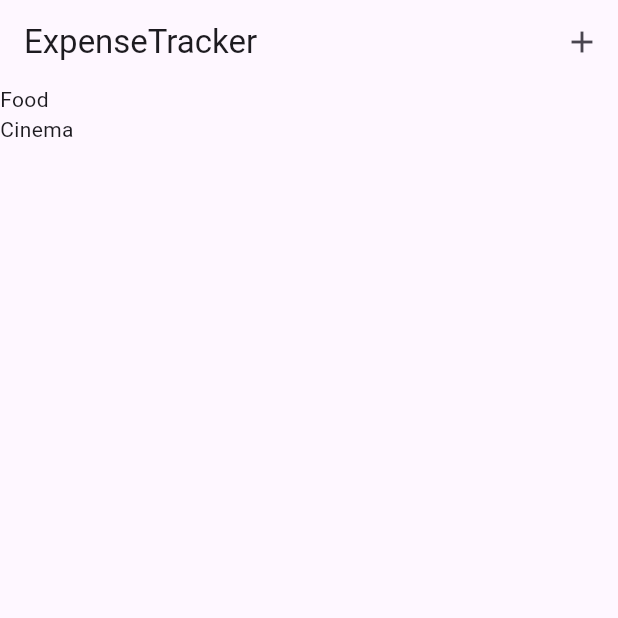
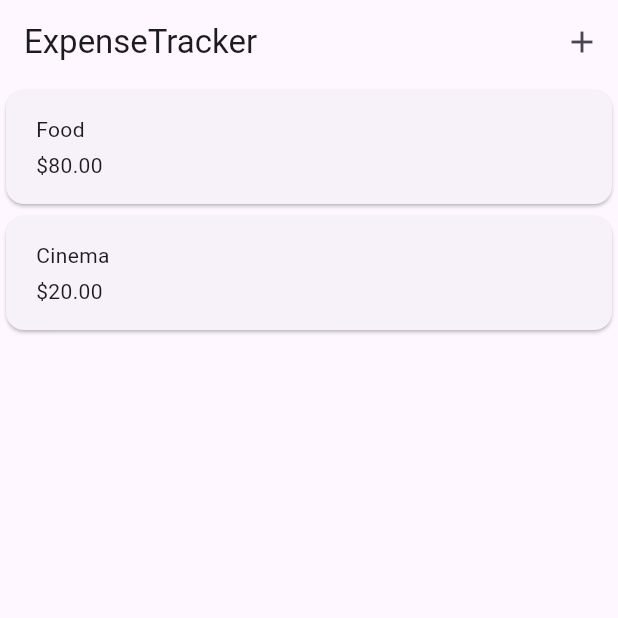
Before and after one commit to cintajay/expense_tracker, a Flutter app: the screen it shows after launch, on a phone screen of 412 x 824 dp, the top half of it. Run offline on Flutter 3.47's test engine with Material 3 defaults, Android fonts, the phone set to English and light mode, and no system bars.

Commit message:
new UI widget ExpenseItem is created on demand from itemBuilder

```diff
--- a/lib/widgets/expense_item.dart
+++ b/lib/widgets/expense_item.dart
@@ -0,0 +1,38 @@
+import 'package:expense_tracker/models/expense.dart';
+import 'package:flutter/material.dart';
+
+class ExpenseItem extends StatelessWidget {
+  const ExpenseItem(this.expense, {super.key});
+
+  final Expense expense;
+
+  @override
+  Widget build(BuildContext context) {
+    return Card(
+      child: Padding(
+        padding: const EdgeInsets.symmetric(
+          horizontal: 20,
+          vertical: 16,
+        ),
+        child: Column(
+          crossAxisAlignment: CrossAxisAlignment.start,
+          children: [
+            Text(
+              expense.title,
+            ),
+            const SizedBox(
+              height: 4,
+            ),
+            Row(
+              children: [
+                Text(
+                  '\$${expense.amount.toStringAsFixed(2)}',
+                ),
+              ],
+            ),
+          ],
+        ),
+      ),
+    );
+  }
+}
--- a/lib/widgets/expenses_list.dart
+++ b/lib/widgets/expenses_list.dart
@@ -1,4 +1,5 @@
 import 'package:expense_tracker/models/expense.dart';
+import 'package:expense_tracker/widgets/expense_item.dart';
 import 'package:flutter/material.dart';
 
 class ExpensesList extends StatelessWidget {
@@ -10,7 +11,7 @@ class ExpensesList extends StatelessWidget {
   Widget build(BuildContext context) {
     return ListView.builder(
       itemCount: expenses.length,
-      itemBuilder: (context, index) => Text(expenses[index].title),
+      itemBuilder: (context, index) => ExpenseItem(expenses[index]),
     );
   }
 }
```
